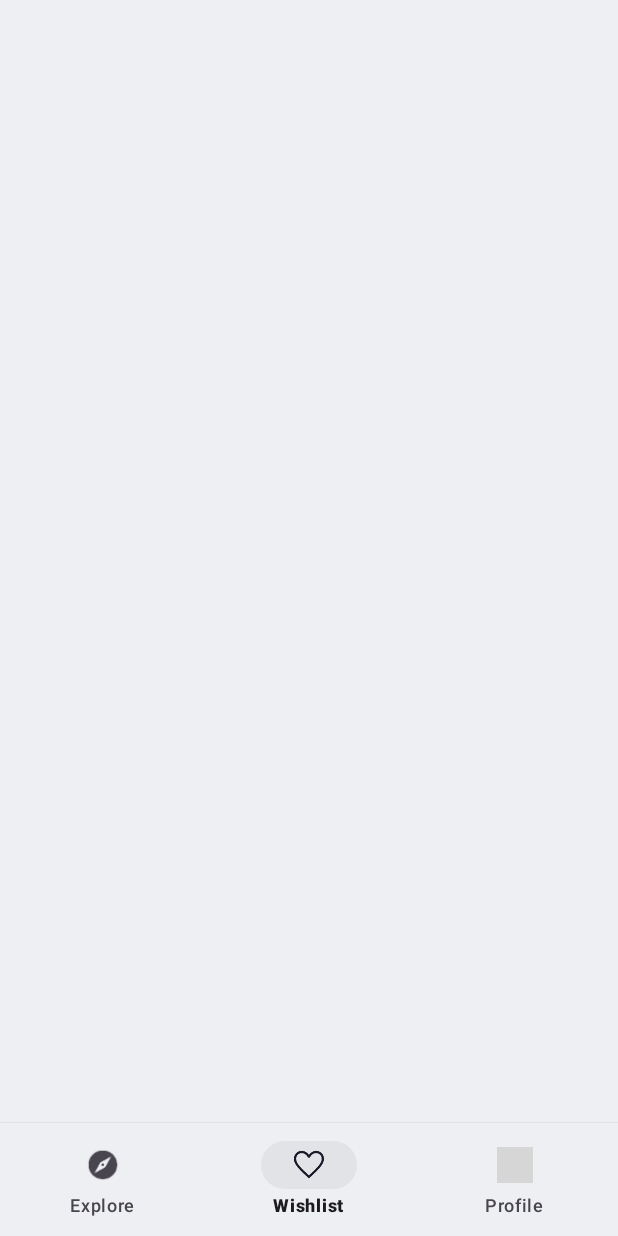
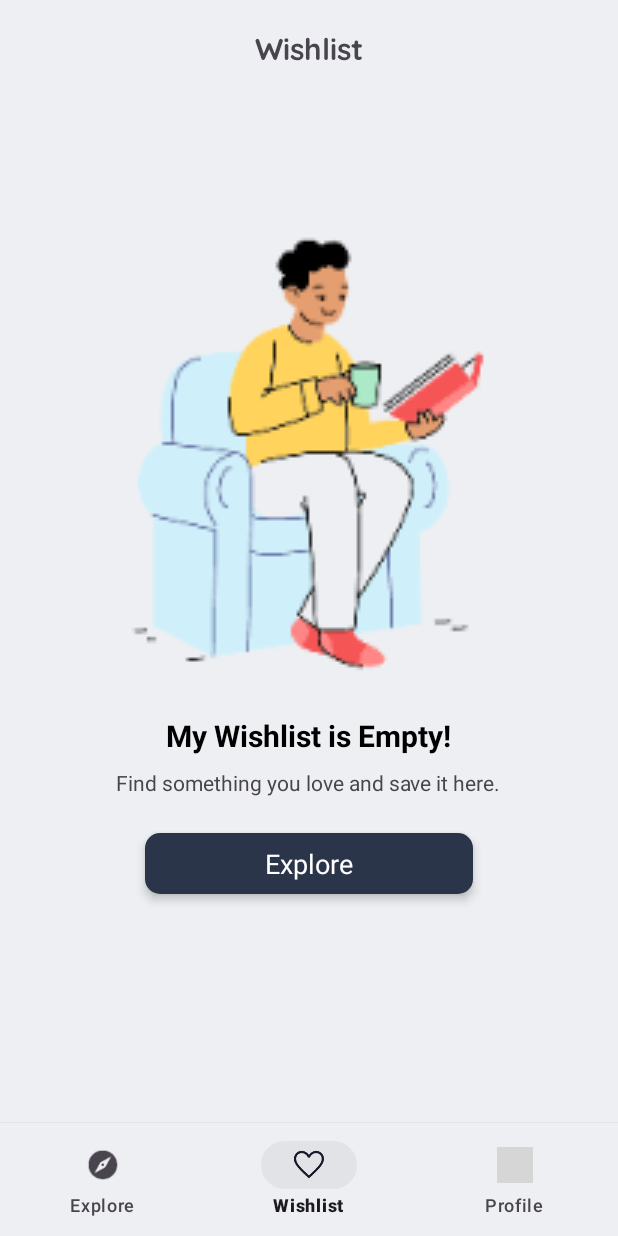
Before and after one commit to piyushlasane/Bookify, an Android app: the FragmentWishlist screen opened through its navigation route, on a phone screen of 412 x 824 dp. Run offline under Robolectric (Android 15) with nearby library versions, the phone set to English and light mode, and no system bars; our stand-ins replace navigation-ui; 1 statement that could not run was skipped; grey boxes are pictures that could not be loaded.

Commit message:
Designed empty wishlist Page

```diff
--- a/app/src/main/java/com/project/makeagain/FragmentWishlist.java
+++ b/app/src/main/java/com/project/makeagain/FragmentWishlist.java
@@ -2,17 +2,36 @@ package com.project.makeagain;
 
 import android.os.Bundle;
 
+import androidx.annotation.NonNull;
+import androidx.annotation.Nullable;
 import androidx.fragment.app.Fragment;
+import androidx.navigation.NavController;
+import androidx.navigation.Navigation;
 
 import android.view.LayoutInflater;
 import android.view.View;
 import android.view.ViewGroup;
+import android.widget.TextView;
 
 public class FragmentWishlist extends Fragment {
+
+    TextView exploreButton;
 
     @Override
     public View onCreateView(LayoutInflater inflater, ViewGroup container, Bundle savedInstanceState) {
         // Inflate the layout for this fragment
         return inflater.inflate(R.layout.fragment_wishlist, container, false);
     }
+
+    @Override
+    public void onViewCreated(@NonNull View view, @Nullable Bundle savedInstanceState) {
+        super.onViewCreated(view, savedInstanceState);
+
+        exploreButton = view.findViewById(R.id.exploreButton);
+
+        exploreButton.setOnClickListener(v -> {
+            NavController navController = Navigation.findNavController(v);
+            navController.navigate(R.id.fragmentHome);
+        });
+    }
 }
--- /dev/null
+++ b/app/src/main/res/drawable/shape_square.xml
@@ -0,0 +1,5 @@
+<?xml version="1.0" encoding="utf-8"?>
+<shape xmlns:android="http://schemas.android.com/apk/res/android">
+    <solid android:color="@color/darkgrey"/>
+    <corners android:radius="10dp"/>
+</shape>
--- a/app/src/main/res/layout/activity_edit_profile.xml
+++ b/app/src/main/res/layout/activity_edit_profile.xml
@@ -162,7 +162,7 @@
             android:layout_centerHorizontal="true"
             android:layout_marginTop="60dp"
             android:layout_marginBottom="10dp"
-            android:background="@drawable/shape_get_started"
+            android:background="@drawable/shape_circular_square"
             android:elevation="4dp"
             android:fontFamily="@font/poppins_bold"
             android:hapticFeedbackEnabled="true"
--- a/app/src/main/res/layout/activity_get_started.xml
+++ b/app/src/main/res/layout/activity_get_started.xml
@@ -21,7 +21,7 @@
         android:layout_alignParentBottom="true"
         android:layout_centerHorizontal="true"
         android:layout_marginBottom="60dp"
-        android:background="@drawable/shape_get_started"
+        android:background="@drawable/shape_circular_square"
         android:clickable="true"
         android:contentDescription="@string/get_started"
         android:elevation="4dp"
--- a/app/src/main/res/layout/book_item_profile.xml
+++ b/app/src/main/res/layout/book_item_profile.xml
@@ -14,7 +14,8 @@
         android:layout_width="100dp"
         android:layout_height="140dp"
         android:contentDescription="@string/book_image"
-        android:scaleType="centerCrop"
+        android:scaleType="fitXY"
+        android:adjustViewBounds="true"
         android:layout_gravity="center"
         android:src="@drawable/book_mahabharata" />
 
--- a/app/src/main/res/layout/fragment_wishlist.xml
+++ b/app/src/main/res/layout/fragment_wishlist.xml
@@ -6,6 +6,64 @@
     android:background="@color/page_background"
     tools:context=".FragmentWishlist">
 
+    <TextView
+        android:id="@+id/title"
+        android:layout_width="match_parent"
+        android:layout_height="wrap_content"
+        android:gravity="center_horizontal"
+        android:layout_marginTop="16dp"
+        android:textSize="20sp"
+        android:fontFamily="@font/quicksand_bold"
+        android:text="@string/wishlist"/>
+
+    <LinearLayout
+        android:id="@+id/empty_view"
+        android:layout_width="match_parent"
+        android:layout_height="match_parent"
+        android:orientation="vertical"
+        android:gravity="center"
+        android:padding="24dp">
 
 
+        <ImageView
+            android:id="@+id/empty_image"
+            android:layout_width="300dp"
+            android:layout_height="300dp"
+            android:src="@drawable/icon_read_book"
+            android:contentDescription="@string/empty_wishlist_image"
+            android:layout_marginBottom="24dp" />
+
+        <TextView
+            android:id="@+id/empty_title"
+            android:layout_width="wrap_content"
+            android:layout_height="wrap_content"
+            android:text="@string/my_wishlist_is_empty"
+            android:textSize="20sp"
+            android:textStyle="bold"
+            android:textColor="@android:color/black"
+            android:layout_marginBottom="8dp" />
+
+        <TextView
+            android:id="@+id/empty_subtext"
+            android:layout_width="wrap_content"
+            android:layout_height="wrap_content"
+            android:text="@string/find_something"
+            android:textSize="14sp"
+            android:layout_marginBottom="24dp" />
+
+        <TextView
+            android:id="@+id/exploreButton"
+            android:layout_width="wrap_content"
+            android:layout_height="wrap_content"
+            android:background="@drawable/shape_square"
+            android:contentDescription="@string/explore"
+            android:elevation="4dp"
+            android:hapticFeedbackEnabled="true"
+            android:paddingHorizontal="80dp"
+            android:paddingVertical="8dp"
+            android:text="@string/explore"
+            android:textColor="@color/white"
+            android:textSize="18sp"/>
+    </LinearLayout>
+
 </RelativeLayout>
--- a/app/src/main/res/values/strings.xml
+++ b/app/src/main/res/values/strings.xml
@@ -31,4 +31,7 @@
     <string name="reader">Reader</string>
     <string name="no_title_available">No Title Available</string>
     <string name="unknown_author">Unknown Author</string>
+    <string name="my_wishlist_is_empty">My Wishlist is Empty!</string>
+    <string name="empty_wishlist_image">Empty Wishlist Image</string>
+    <string name="find_something">Find something you love and save it here.</string>
 </resources>
```
Also changed, not shown: app/src/main/res/drawable/shape_circular_square.xml (renamed from app/src/main/res/drawable/shape_get_started.xml).
